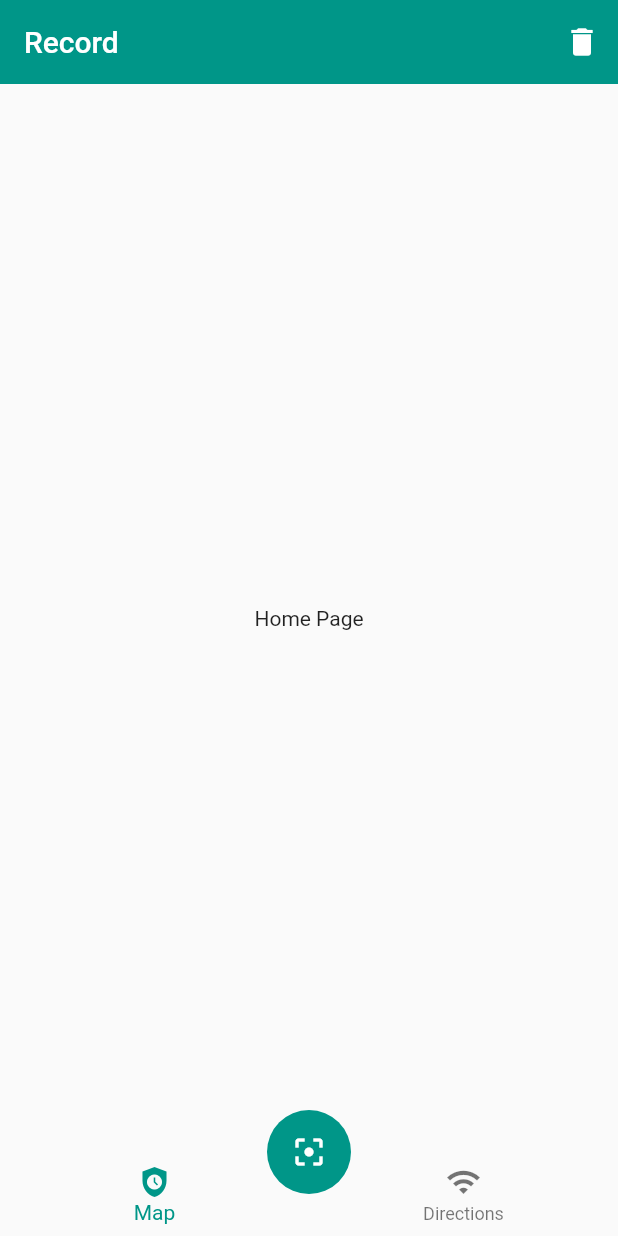
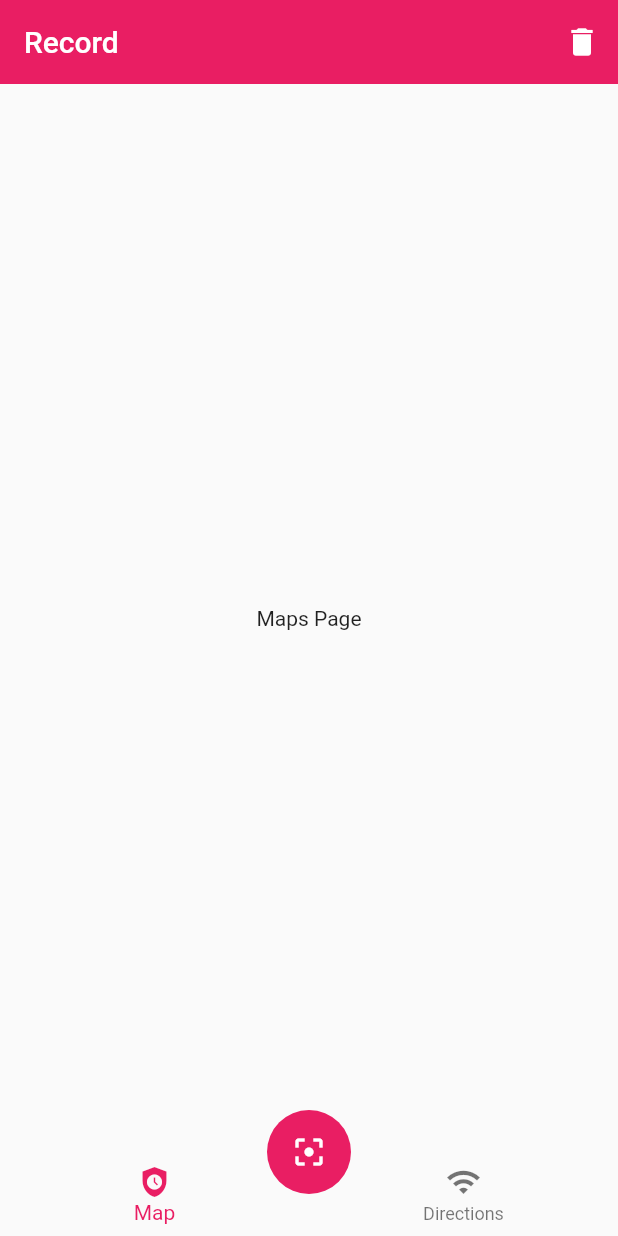
Before and after one commit to bastndev/ShopyScan, a Flutter app: the screen it shows after launch, on a phone screen of 412 x 824 dp. Run offline on Flutter 3.47's test engine with Material 2 defaults, Android fonts, the phone set to English and light mode, and no system bars.

Commit message:
:arrow_up: Update QR scanner `v1.0.1`

```diff
--- a/lib/main.dart
+++ b/lib/main.dart
@@ -19,7 +19,7 @@ class MyApp extends StatelessWidget {
         'map': (_) => const MapPage(),
       },
       theme: ThemeData(
-        primarySwatch: Colors.teal,
+        primarySwatch: Colors.pink,
       ),
     );
   }
--- /dev/null
+++ b/lib/pages/address_page.dart
@@ -0,0 +1,12 @@
+import 'package:flutter/material.dart';
+
+class AddressPage extends StatelessWidget {
+  const AddressPage({super.key});
+
+  @override
+  Widget build(BuildContext context) {
+    return const Center(
+      child: Text('Addresses Page'),
+    );
+  }
+}
--- a/lib/pages/home_page.dart
+++ b/lib/pages/home_page.dart
@@ -1,4 +1,8 @@
 import 'package:flutter/material.dart';
+import 'package:flutter_qr/pages/address_page.dart';
+import 'package:flutter_qr/pages/maps_page.dart';
+// import 'package:flutter_qr/pages/address_page.dart';
+// import 'package:flutter_qr/pages/maps_page.dart';
 import 'package:flutter_qr/widgets/custom_navigatorbar.dart';
 import 'package:flutter_qr/widgets/scan_button.dart';
 
@@ -20,11 +24,7 @@ class HomePage extends StatelessWidget {
         ],
       ),
       // --- --- -- --- --- --- Body
-      body: const Center(
-        child: Text(
-          'Home Page',
-        ),
-      ),
+      body:  const _HomePageBody(),
       // --- --- --- --- --- Button Navigation Bar
       bottomNavigationBar: const CustomNavigatorBar(),
       floatingActionButton: const ScanButton(),
@@ -32,3 +32,25 @@ class HomePage extends StatelessWidget {
     );
   }
 }
+// --- --- --- --- --- --- --- Home Page Body
+class _HomePageBody extends StatelessWidget {
+  const _HomePageBody();
+
+  @override
+  Widget build(BuildContext context) {
+
+    const currentIndex = 0;
+
+    switch( currentIndex){
+
+      case 0:
+      return const MapsPage();
+
+      case 1:
+      return const AddressPage();
+
+      default:
+      return const MapsPage();
+    }
+  }
+}
--- /dev/null
+++ b/lib/pages/maps_page.dart
@@ -0,0 +1,12 @@
+import 'package:flutter/material.dart';
+
+class MapsPage extends StatelessWidget {
+  const MapsPage({super.key});
+
+  @override
+  Widget build(BuildContext context) {
+    return const Center(
+      child: Text('Maps Page'),
+    );
+  }
+}
--- a/lib/widgets/custom_navigatorbar.dart
+++ b/lib/widgets/custom_navigatorbar.dart
@@ -5,8 +5,11 @@ class CustomNavigatorBar extends StatelessWidget {
 
   @override
   Widget build(BuildContext context) {
+
+    const currentIndex = 0;
+
     return BottomNavigationBar(
-      currentIndex: 0,
+      currentIndex: currentIndex,
       elevation: 0,
       items: const <BottomNavigationBarItem>[
         BottomNavigationBarItem(
```
